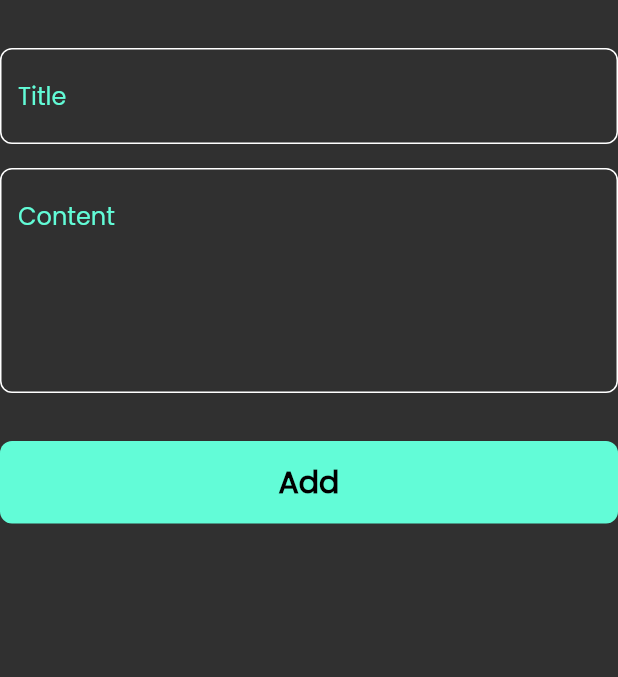
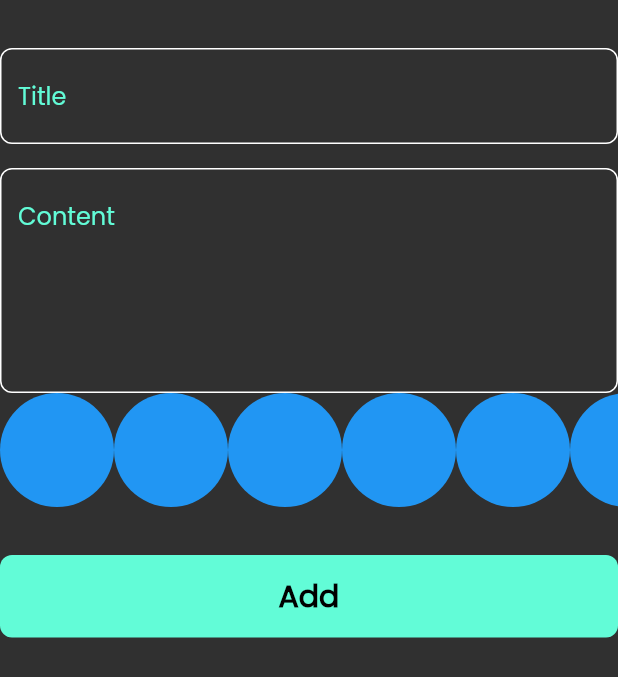
Before and after one commit to Ahmed-miska/notes_app, a Flutter app: the AddNoteForm widget shown alone on an empty page, opened directly, on a phone screen of 412 x 824 dp. Shown: the top 677 px of the screen. Run offline on Flutter 3.47's test engine with Material 2 defaults, Android fonts, the phone set to English and light mode, and no system bars; our stand-ins replace bloc, flutter_bloc, font_awesome_flutter, hive, hive_flutter, modal_progress_hud_nsn; accounts and stored records are empty.

Commit message:
create colors list view part 1

```diff
--- a/lib/views/widgets/add_note_form.dart
+++ b/lib/views/widgets/add_note_form.dart
@@ -5,6 +5,7 @@ import 'package:intl/intl.dart';
 import 'package:notes_app/models/note_model.dart';
 
 import '../../cubits/add_note_cubit/add_note_cubit.dart';
+import 'colors_list_view.dart';
 import 'custom_botton.dart';
 import 'cutom_text_field.dart';
 
@@ -47,6 +48,7 @@ class _AddNoteFormState extends State<AddNoteForm> {
             hint: 'Content',
             maxline: 5,
           ),
+          ColorsListView(),
           SizedBox(
             height: 32,
           ),
--- /dev/null
+++ b/lib/views/widgets/colors_list_view.dart
@@ -0,0 +1,31 @@
+import 'package:flutter/cupertino.dart';
+import 'package:flutter/material.dart';
+
+class ColorItem extends StatelessWidget {
+  const ColorItem({Key? key}) : super(key: key);
+
+  @override
+  Widget build(BuildContext context) {
+    return CircleAvatar(
+      backgroundColor: Colors.blue,
+      radius: 38,
+    );
+  }
+}
+
+class ColorsListView extends StatelessWidget {
+  const ColorsListView({Key? key}) : super(key: key);
+
+  @override
+  Widget build(BuildContext context) {
+    return SizedBox(
+      height: 38 * 2,
+      child: ListView.builder(
+          itemCount: 10,
+          scrollDirection: Axis.horizontal,
+          itemBuilder: (context, index) {
+            return ColorItem();
+          }),
+    );
+  }
+}
```
